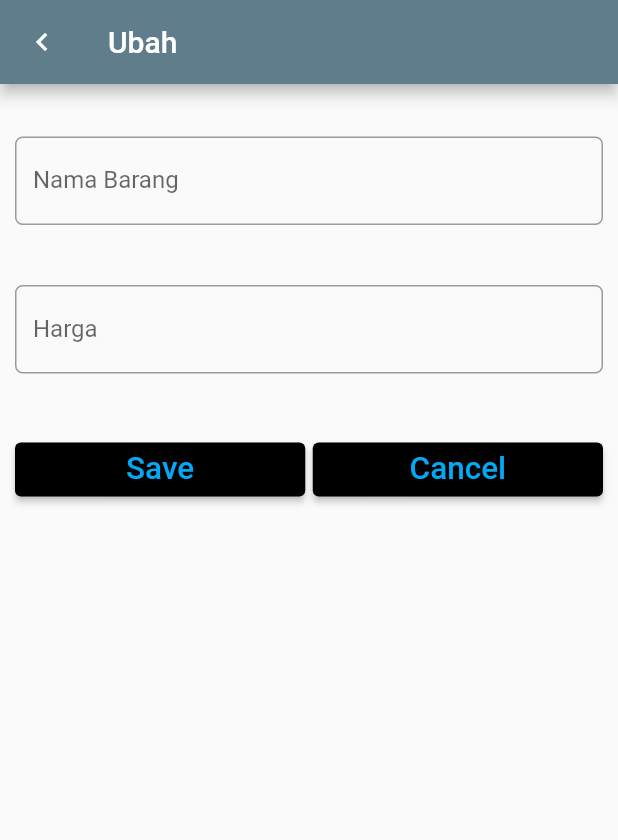
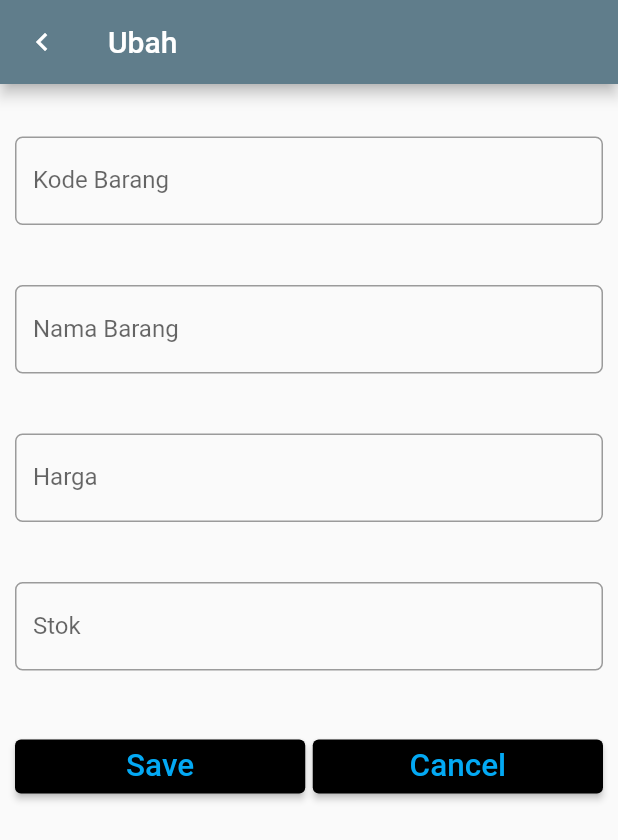
Before and after one commit to YusufaHaidar1/Mobile-Programming, a Flutter app: the screen it shows after launch, after a tap on "Tambah Item", on a phone screen of 412 x 824 dp. Shown: the top 840 px of the screen. Run offline on Flutter 3.47's test engine with Material 2 defaults, Android fonts, the light colour scheme and no system bars; our stand-ins replace google_fonts, sqflite; accounts and stored records are empty.

Commit message:
Penyelesaian Tugas menambah Variabel

```diff
--- a/Pertemuan 6/database_sql/lib/models/item.dart
+++ b/Pertemuan 6/database_sql/lib/models/item.dart
@@ -2,6 +2,8 @@ class Item{
   late int? id;
   late String _name;
   late int _price;
+  late String _kodebarang;
+  late int _stok;
 
 get getId => this.id;
 
@@ -11,22 +13,32 @@ set name(String value) => this._name = value;
 int get price => this._price;
 set price(int value) => this._price = value;
 
-//Konstruktor 1 (Set nilai nama dan harga)
-  Item(this._name, this._price);
+String get kodebarang => this._kodebarang;
+set kodebarang(String kodebarang) => this._kodebarang = kodebarang;
+
+int get stok => this._stok;
+set stok(int stok) => this._stok = stok;
+
+//Konstruktor 1 (Set nilai nama, harga, kodebarang, dan stok)
+  Item(this._name, this._price, this._kodebarang, this._stok);
 
 //Konstruktor 2 (Konversi data SQL yang berbentuk Map ke Item)
   Item.fromMap(Map<String, dynamic> map) {
     this.id = map['id'];
+    this._kodebarang = map['kodebarang'];
     this._name = map['name'];
     this._price = map['price'];
+    this._stok = map['stok'];
   }
 
 //Konstruktor 3 (Konversi hasil Item kedalam Map)
   Map<String, dynamic> toMap() {
     Map<String, dynamic> map = Map<String, dynamic>();
     map['id'] = this.id;
+    map['kodebarang'] = kodebarang;
     map['name'] = name;
     map['price'] = price;
+    map['stok'] = stok;
   return map;
   }
 }
--- a/Pertemuan 6/database_sql/lib/sqlite/dbhelper.dart
+++ b/Pertemuan 6/database_sql/lib/sqlite/dbhelper.dart
@@ -8,11 +8,16 @@ class DbHelper {
   static DbHelper? _dbHelper;
   static Database? _database;
   DbHelper._createObject();
+
 Future<Database> initDb() async {
 
 //untuk menentukan nama database dan lokasi yg dibuat
   Directory directory = await getApplicationDocumentsDirectory();
   String path = directory.path + 'item.db';
+
+//Hapus Database terlebih dahulu (Cukup dilakukan sekali apabila ada perlu update table)
+//databaseFactory.deleteDatabase(path);
+
 
 //create, read databases
   var itemDatabase = openDatabase(path, version: 4, onCreate: _createDb);
@@ -21,13 +26,15 @@ Future<Database> initDb() async {
   return itemDatabase;
 }
 
-//buat tabel baru dengan nama item
+//buat tabel baru dengan nama item (dengan kondisi apabila tabel item sudah ada maka akan dihapus terlebih dahulu)
 void _createDb(Database db, int version) async {
   await db.execute('''
   CREATE TABLE item (
   id INTEGER PRIMARY KEY AUTOINCREMENT,
+  kodebarang TEXT,
   name TEXT,
-  price INTEGER
+  price INTEGER,
+  stok INTEGER
   )
   ''');
 }
--- a/Pertemuan 6/database_sql/lib/sqlite/entryform.dart
+++ b/Pertemuan 6/database_sql/lib/sqlite/entryform.dart
@@ -14,12 +14,16 @@ class EntryFormState extends State<EntryForm> {
   EntryFormState(this.item);
   TextEditingController nameController = TextEditingController();
   TextEditingController priceController = TextEditingController();
+  TextEditingController kodebarangController = TextEditingController();
+  TextEditingController stokController = TextEditingController();
   @override
   Widget build(BuildContext context) {
     //Kondisi apabila Item tidak null / kosong
     if (item.id != 0) {
     nameController.text = item.name;
     priceController.text = item.price.toString();
+    kodebarangController.text = item.kodebarang;
+    stokController.text = item.price.toString();
     }else{
       item.id = null;
     }
@@ -34,6 +38,23 @@ class EntryFormState extends State<EntryForm> {
       padding: EdgeInsets.only(top: 15.0, left:10.0, right:10.0),
       child: ListView(
         children: <Widget> [
+        // Input Kode Barang
+        Padding (
+          padding: EdgeInsets.only(top:20.0, bottom:20.0),
+          child: TextField(
+            controller: kodebarangController,
+            keyboardType: TextInputType.text,
+            decoration: InputDecoration(
+              labelText: 'Kode Barang',
+              border: OutlineInputBorder(
+                borderRadius: BorderRadius.circular(5.0),
+              ),
+            ),
+            onChanged: (value) {
+            //
+            },
+          ),
+        ),
         // Input Nama Barang
         Padding (
           padding: EdgeInsets.only(top:20.0, bottom:20.0),
@@ -68,6 +89,23 @@ class EntryFormState extends State<EntryForm> {
             },
           ),
         ),
+        // Input Stok Barang
+        Padding (
+          padding: EdgeInsets.only(top:20.0, bottom:20.0),
+          child: TextField(
+            controller: stokController,
+            keyboardType: TextInputType.number,
+            decoration: InputDecoration(
+              labelText: 'Stok',
+              border: OutlineInputBorder(
+                borderRadius: BorderRadius.circular(5.0),
+              ),
+            ),
+            onChanged: (value) {
+            //
+            },
+          ),
+        ),
         // Pembuatan Button
         Padding (
           padding: EdgeInsets.only(top:20.0, bottom:20.0),
@@ -83,11 +121,13 @@ class EntryFormState extends State<EntryForm> {
               onPressed: () {
                 if (item == null) {
                 // Menambah Data
-                item = Item(nameController.text, int.parse(priceController.text));
+                item = Item(nameController.text, int.parse(priceController.text), kodebarangController.text, int.parse(stokController.text));
                 } else {
                 // Mengubah Data
                 item.name = nameController.text;
                 item.price = int.parse(priceController.text);
+                item.kodebarang = kodebarangController.text;
+                item.stok = int.parse(stokController.text);
                 }
                 // Return page sebelumnya dengan Objek Item
                 Navigator.pop(context, item);
--- a/Pertemuan 6/database_sql/lib/sqlite/home.dart
+++ b/Pertemuan 6/database_sql/lib/sqlite/home.dart
@@ -33,7 +33,7 @@ class HomeState extends State<Home> {
               child: ElevatedButton(
                 child: Text("Tambah Item"),
                 onPressed: () async {
-                  Item itema = Item('', 0);
+                  Item itema = Item('', 0, '', 0);
                   itema.id = 0;
                   var item = await navigateToEntryForm(context, itema);
                   if (item != null) {
@@ -79,7 +79,12 @@ class HomeState extends State<Home> {
                 child: Icon(Icons.ad_units),
               ),
               title: Text(this.itemList![index].name, style: textStyle,),
-              subtitle: Text(itemList2![index].price.toString()),
+              subtitle: Row(
+                children: [
+                  Text('Kode Barang: '+this.itemList![index].kodebarang),
+                  Text('\tHarga: '+itemList2![index].price.toString()),
+                  Text('\tStok: '+itemList2![index].stok.toString()),
+              ]),
               trailing: GestureDetector(
                 child: Icon(Icons.delete),
                 onTap: ()async {
```
